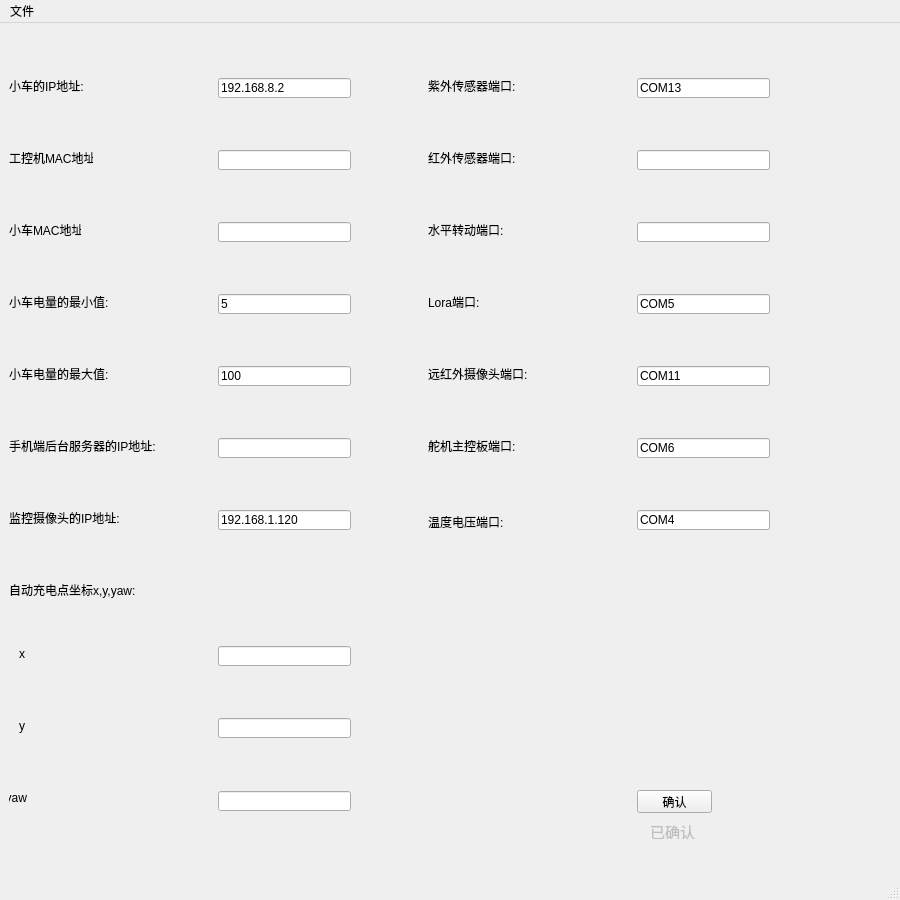
Above: info.ui from wangqi1994/gui_python_configuration-software before the change. Below: the same form after it.
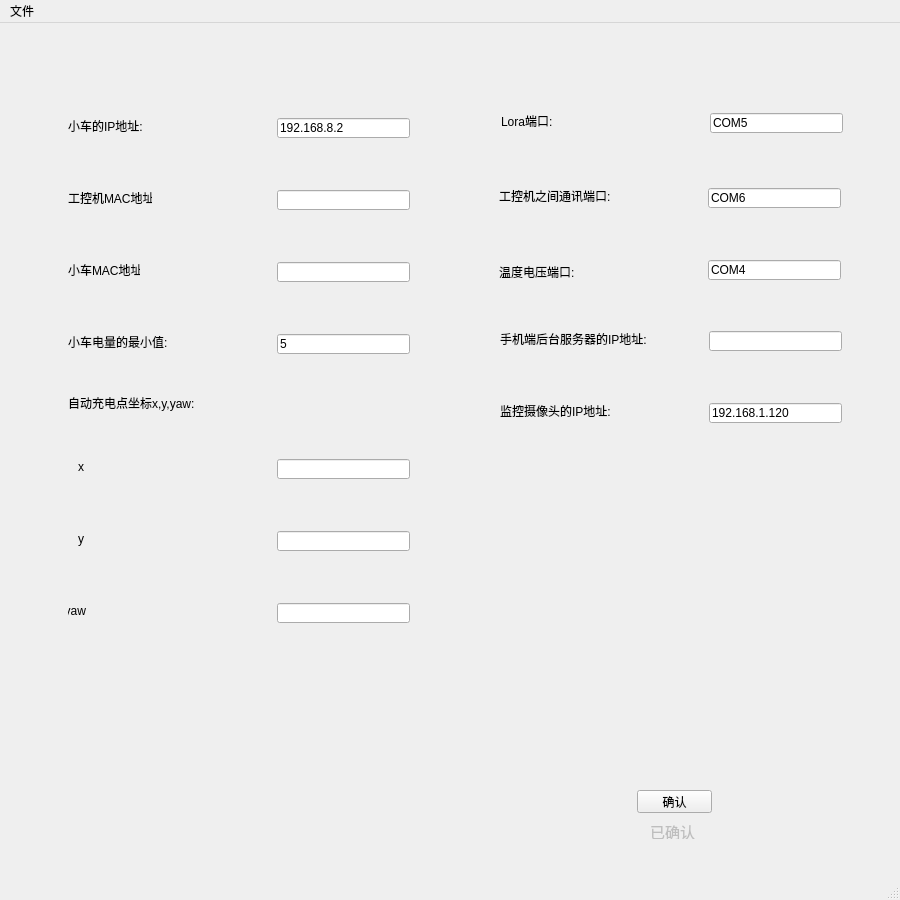
That is the form after the change.

The edit to the form file:
```diff
--- a/info.ui
+++ b/info.ui
@@ -14,53 +14,11 @@
    <string>创能机器人配置软件</string>
   </property>
   <widget class="QWidget" name="centralwidget">
-   <widget class="QLabel" name="right_eye">
-    <property name="geometry">
-     <rect>
-      <x>428</x>
-      <y>55</y>
-      <width>90</width>
-      <height>16</height>
-     </rect>
-    </property>
-    <property name="text">
-     <string>紫外传感器端口:</string>
-    </property>
-   </widget>
-   <widget class="QLineEdit" name="right_eye_port">
-    <property name="geometry">
-     <rect>
-      <x>637</x>
-      <y>55</y>
-      <width>133</width>
-      <height>20</height>
-     </rect>
-    </property>
-    <property name="text">
-     <string>COM13</string>
-    </property>
-    <property name="readOnly">
-     <bool>true</bool>
-    </property>
-   </widget>
-   <widget class="QLabel" name="left_eye">
-    <property name="geometry">
-     <rect>
-      <x>428</x>
-      <y>127</y>
-      <width>90</width>
-      <height>16</height>
-     </rect>
-    </property>
-    <property name="text">
-     <string>红外传感器端口:</string>
-    </property>
-   </widget>
    <widget class="QLabel" name="y">
     <property name="geometry">
      <rect>
-      <x>9</x>
-      <y>695</y>
+      <x>68</x>
+      <y>508</y>
       <width>16</width>
       <height>16</height>
      </rect>
@@ -75,8 +33,8 @@
    <widget class="QLabel" name="x">
     <property name="geometry">
      <rect>
-      <x>9</x>
-      <y>623</y>
+      <x>68</x>
+      <y>436</y>
       <width>16</width>
       <height>16</height>
      </rect>
@@ -91,8 +49,8 @@
    <widget class="QLabel" name="cameraip">
     <property name="geometry">
      <rect>
-      <x>9</x>
-      <y>487</y>
+      <x>500</x>
+      <y>380</y>
       <width>114</width>
       <height>16</height>
      </rect>
@@ -104,8 +62,8 @@
    <widget class="QLineEdit" name="camera_ip">
     <property name="geometry">
      <rect>
-      <x>218</x>
-      <y>487</y>
+      <x>709</x>
+      <y>380</y>
       <width>133</width>
       <height>20</height>
      </rect>
@@ -129,24 +87,11 @@
      <bool>true</bool>
     </property>
    </widget>
-   <widget class="QLabel" name="deluge_gun">
-    <property name="geometry">
-     <rect>
-      <x>428</x>
-      <y>199</y>
-      <width>78</width>
-      <height>16</height>
-     </rect>
-    </property>
-    <property name="text">
-     <string>水平转动端口:</string>
-    </property>
-   </widget>
    <widget class="QLabel" name="r_mac">
     <property name="geometry">
      <rect>
-      <x>9</x>
-      <y>199</y>
+      <x>68</x>
+      <y>239</y>
       <width>72</width>
       <height>16</height>
      </rect>
@@ -158,8 +103,8 @@
    <widget class="QLabel" name="mincharg">
     <property name="geometry">
      <rect>
-      <x>9</x>
-      <y>271</y>
+      <x>68</x>
+      <y>311</y>
       <width>102</width>
       <height>16</height>
      </rect>
@@ -171,21 +116,21 @@
    <widget class="QLabel" name="duojizhuban">
     <property name="geometry">
      <rect>
-      <x>428</x>
-      <y>415</y>
-      <width>90</width>
+      <x>499</x>
+      <y>165</y>
+      <width>121</width>
       <height>16</height>
      </rect>
     </property>
     <property name="text">
-     <string>舵机主控板端口:</string>
+     <string>工控机之间通讯端口:</string>
     </property>
    </widget>
    <widget class="QLabel" name="h_mac">
     <property name="geometry">
      <rect>
-      <x>9</x>
-      <y>127</y>
+      <x>68</x>
+      <y>167</y>
       <width>84</width>
       <height>16</height>
      </rect>
@@ -197,8 +142,8 @@
    <widget class="QLineEdit" name="duojizhuban_port">
     <property name="geometry">
      <rect>
-      <x>637</x>
-      <y>415</y>
+      <x>708</x>
+      <y>165</y>
       <width>133</width>
       <height>20</height>
      </rect>
@@ -213,31 +158,18 @@
    <widget class="QLineEdit" name="autocharge_x">
     <property name="geometry">
      <rect>
-      <x>218</x>
-      <y>623</y>
+      <x>277</x>
+      <y>436</y>
       <width>133</width>
       <height>20</height>
      </rect>
     </property>
    </widget>
-   <widget class="QLabel" name="yuanhongwai">
-    <property name="geometry">
-     <rect>
-      <x>428</x>
-      <y>343</y>
-      <width>102</width>
-      <height>16</height>
-     </rect>
-    </property>
-    <property name="text">
-     <string>远红外摄像头端口:</string>
-    </property>
-   </widget>
    <widget class="QLabel" name="autocharge_xyz">
     <property name="geometry">
      <rect>
-      <x>9</x>
-      <y>559</y>
+      <x>68</x>
+      <y>372</y>
       <width>132</width>
       <height>16</height>
      </rect>
@@ -261,8 +193,8 @@
    <widget class="QLineEdit" name="fenbushi_port">
     <property name="geometry">
      <rect>
-      <x>637</x>
-      <y>271</y>
+      <x>710</x>
+      <y>90</y>
       <width>133</width>
       <height>20</height>
      </rect>
@@ -277,8 +209,8 @@
    <widget class="QLineEdit" name="host_mac">
     <property name="geometry">
      <rect>
-      <x>218</x>
-      <y>127</y>
+      <x>277</x>
+      <y>167</y>
       <width>133</width>
       <height>20</height>
      </rect>
@@ -290,8 +222,8 @@
    <widget class="QLabel" name="app_ip">
     <property name="geometry">
      <rect>
-      <x>9</x>
-      <y>415</y>
+      <x>500</x>
+      <y>308</y>
       <width>150</width>
       <height>16</height>
      </rect>
@@ -300,21 +232,11 @@
      <string>手机端后台服务器的IP地址:</string>
     </property>
    </widget>
-   <widget class="QLineEdit" name="left_eye_port">
-    <property name="geometry">
-     <rect>
-      <x>637</x>
-      <y>127</y>
-      <width>133</width>
-      <height>20</height>
-     </rect>
-    </property>
-   </widget>
    <widget class="QLineEdit" name="mincharge">
     <property name="geometry">
      <rect>
-      <x>218</x>
-      <y>271</y>
+      <x>277</x>
+      <y>311</y>
       <width>133</width>
       <height>20</height>
      </rect>
@@ -329,8 +251,8 @@
    <widget class="QLabel" name="wddy">
     <property name="geometry">
      <rect>
-      <x>428</x>
-      <y>491</y>
+      <x>499</x>
+      <y>241</y>
       <width>78</width>
       <height>16</height>
      </rect>
@@ -348,8 +270,8 @@
    <widget class="QLineEdit" name="server_ip">
     <property name="geometry">
      <rect>
-      <x>218</x>
-      <y>55</y>
+      <x>277</x>
+      <y>95</y>
       <width>133</width>
       <height>20</height>
      </rect>
@@ -373,8 +295,8 @@
    <widget class="QLineEdit" name="autocharge_yaw">
     <property name="geometry">
      <rect>
-      <x>218</x>
-      <y>768</y>
+      <x>277</x>
+      <y>580</y>
       <width>133</width>
       <height>20</height>
      </rect>
@@ -383,8 +305,8 @@
    <widget class="QLabel" name="s_ip">
     <property name="geometry">
      <rect>
-      <x>9</x>
-      <y>55</y>
+      <x>68</x>
+      <y>95</y>
       <width>78</width>
       <height>16</height>
      </rect>
@@ -396,8 +318,8 @@
    <widget class="QLabel" name="yaw">
     <property name="geometry">
      <rect>
-      <x>9</x>
-      <y>767</y>
+      <x>68</x>
+      <y>580</y>
       <width>18</width>
       <height>16</height>
      </rect>
@@ -409,34 +331,11 @@
      <set>Qt::AlignRight|Qt::AlignTrailing|Qt::AlignVCenter</set>
     </property>
    </widget>
-   <widget class="QLabel" name="maxcharg">
-    <property name="geometry">
-     <rect>
-      <x>9</x>
-      <y>343</y>
-      <width>102</width>
-      <height>16</height>
-     </rect>
-    </property>
-    <property name="text">
-     <string>小车电量的最大值:</string>
-    </property>
-   </widget>
-   <widget class="QLineEdit" name="deluge_gun_port">
-    <property name="geometry">
-     <rect>
-      <x>637</x>
-      <y>199</y>
-      <width>133</width>
-      <height>20</height>
-     </rect>
-    </property>
-   </widget>
    <widget class="QLabel" name="fenbushi">
     <property name="geometry">
      <rect>
-      <x>428</x>
-      <y>271</y>
+      <x>501</x>
+      <y>90</y>
       <width>54</width>
       <height>16</height>
      </rect>
@@ -448,34 +347,18 @@
    <widget class="QLineEdit" name="autocharge_y">
     <property name="geometry">
      <rect>
-      <x>218</x>
-      <y>695</y>
+      <x>277</x>
+      <y>508</y>
       <width>133</width>
       <height>20</height>
      </rect>
     </property>
    </widget>
-   <widget class="QLineEdit" name="yuanhongwai_port">
-    <property name="geometry">
-     <rect>
-      <x>637</x>
-      <y>343</y>
-      <width>133</width>
-      <height>20</height>
-     </rect>
-    </property>
-    <property name="text">
-     <string>COM11</string>
-    </property>
-    <property name="readOnly">
-     <bool>true</bool>
-    </property>
-   </widget>
    <widget class="QLineEdit" name="appserverip">
     <property name="geometry">
      <rect>
-      <x>218</x>
-      <y>415</y>
+      <x>709</x>
+      <y>308</y>
       <width>133</width>
       <height>20</height>
      </rect>
@@ -484,8 +367,8 @@
    <widget class="QLineEdit" name="robot_mac">
     <property name="geometry">
      <rect>
-      <x>218</x>
-      <y>199</y>
+      <x>277</x>
+      <y>239</y>
       <width>133</width>
       <height>20</height>
      </rect>
@@ -494,27 +377,11 @@
      <bool>true</bool>
     </property>
    </widget>
-   <widget class="QLineEdit" name="maxcharge">
-    <property name="geometry">
-     <rect>
-      <x>218</x>
-      <y>343</y>
-      <width>133</width>
-      <height>20</height>
-     </rect>
-    </property>
-    <property name="text">
-     <string>100</string>
-    </property>
-    <property name="readOnly">
-     <bool>false</bool>
-    </property>
-   </widget>
    <widget class="QLineEdit" name="wddy_port">
     <property name="geometry">
      <rect>
-      <x>637</x>
-      <y>487</y>
+      <x>708</x>
+      <y>237</y>
       <width>133</width>
       <height>20</height>
      </rect>
```
